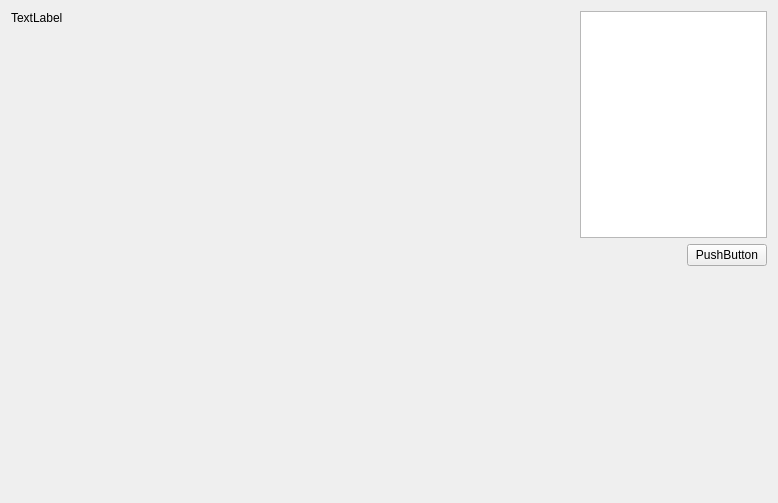
greenflame/HiRender2, file HRender2/mainwindow.ui: the form before one commit.
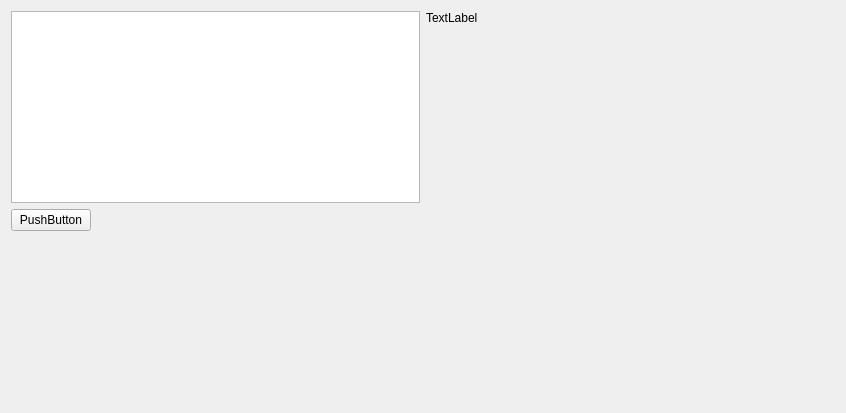
The form after the commit.

```diff
--- a/HRender2/mainwindow.ui
+++ b/HRender2/mainwindow.ui
@@ -6,31 +6,15 @@
    <rect>
     <x>0</x>
     <y>0</y>
-    <width>778</width>
-    <height>503</height>
+    <width>846</width>
+    <height>413</height>
    </rect>
   </property>
   <property name="windowTitle">
    <string>MainWindow</string>
   </property>
   <widget class="QWidget" name="centralWidget">
-   <layout class="QHBoxLayout" name="horizontalLayout_2" stretch="3,1">
-    <item>
-     <widget class="QLabel" name="label">
-      <property name="sizePolicy">
-       <sizepolicy hsizetype="Expanding" vsizetype="Expanding">
-        <horstretch>0</horstretch>
-        <verstretch>0</verstretch>
-       </sizepolicy>
-      </property>
-      <property name="text">
-       <string>TextLabel</string>
-      </property>
-      <property name="alignment">
-       <set>Qt::AlignLeading|Qt::AlignLeft|Qt::AlignTop</set>
-      </property>
-     </widget>
-    </item>
+   <layout class="QHBoxLayout" name="horizontalLayout_2" stretch="1,1">
     <item>
      <layout class="QVBoxLayout" name="verticalLayout">
       <item>
@@ -38,6 +22,13 @@
       </item>
       <item>
        <layout class="QHBoxLayout" name="horizontalLayout">
+        <item>
+         <widget class="QPushButton" name="pushButton">
+          <property name="text">
+           <string>PushButton</string>
+          </property>
+         </widget>
+        </item>
         <item>
          <spacer name="horizontalSpacer">
           <property name="orientation">
@@ -51,13 +42,6 @@
           </property>
          </spacer>
         </item>
-        <item>
-         <widget class="QPushButton" name="pushButton">
-          <property name="text">
-           <string>PushButton</string>
-          </property>
-         </widget>
-        </item>
        </layout>
       </item>
       <item>
@@ -75,6 +59,22 @@
       </item>
      </layout>
     </item>
+    <item>
+     <widget class="QLabel" name="label">
+      <property name="sizePolicy">
+       <sizepolicy hsizetype="Expanding" vsizetype="Expanding">
+        <horstretch>0</horstretch>
+        <verstretch>0</verstretch>
+       </sizepolicy>
+      </property>
+      <property name="text">
+       <string>TextLabel</string>
+      </property>
+      <property name="alignment">
+       <set>Qt::AlignLeading|Qt::AlignLeft|Qt::AlignTop</set>
+      </property>
+     </widget>
+    </item>
    </layout>
   </widget>
  </widget>
```
